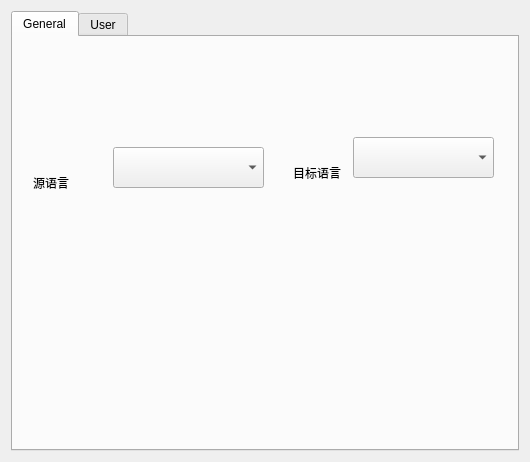
The window that src/Preference/preference.ui (ReFantasy/Alice) describes before a commit, drawn with Qt 5.
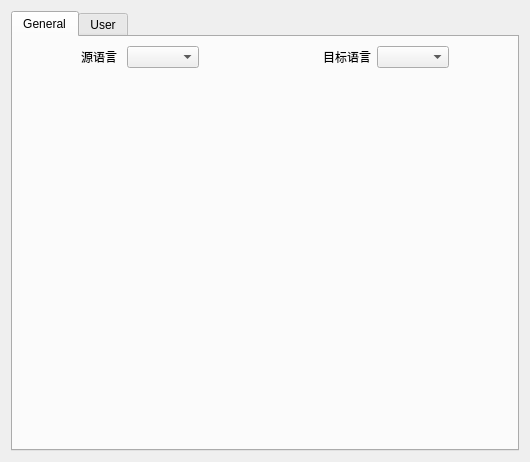
The same window after the commit.

Diff of the .ui file:
```diff
--- a/src/Preference/preference.ui
+++ b/src/Preference/preference.ui
@@ -23,52 +23,105 @@
       <attribute name="title">
        <string>General</string>
       </attribute>
-      <widget class="QComboBox" name="com_src">
-       <property name="geometry">
-        <rect>
-         <x>100</x>
-         <y>110</y>
-         <width>151</width>
-         <height>41</height>
-        </rect>
-       </property>
-      </widget>
-      <widget class="QComboBox" name="com_target">
-       <property name="geometry">
-        <rect>
-         <x>340</x>
-         <y>100</y>
-         <width>141</width>
-         <height>41</height>
-        </rect>
-       </property>
-      </widget>
-      <widget class="QLabel" name="label">
-       <property name="geometry">
-        <rect>
-         <x>20</x>
-         <y>140</y>
-         <width>54</width>
-         <height>12</height>
-        </rect>
-       </property>
-       <property name="text">
-        <string>源语言</string>
-       </property>
-      </widget>
-      <widget class="QLabel" name="label_2">
-       <property name="geometry">
-        <rect>
-         <x>280</x>
-         <y>130</y>
-         <width>54</width>
-         <height>12</height>
-        </rect>
-       </property>
-       <property name="text">
-        <string>目标语言</string>
-       </property>
-      </widget>
+      <layout class="QVBoxLayout" name="verticalLayout">
+       <item>
+        <layout class="QHBoxLayout" name="horizontalLayout_4" stretch="1,2,1,1,2,1">
+         <item>
+          <spacer name="horizontalSpacer">
+           <property name="orientation">
+            <enum>Qt::Horizontal</enum>
+           </property>
+           <property name="sizeHint" stdset="0">
+            <size>
+             <width>40</width>
+             <height>20</height>
+            </size>
+           </property>
+          </spacer>
+         </item>
+         <item>
+          <layout class="QHBoxLayout" name="horizontalLayout_2">
+           <item>
+            <widget class="QLabel" name="label">
+             <property name="text">
+              <string>源语言</string>
+             </property>
+            </widget>
+           </item>
+           <item>
+            <widget class="QComboBox" name="com_src"/>
+           </item>
+          </layout>
+         </item>
+         <item>
+          <spacer name="horizontalSpacer_4">
+           <property name="orientation">
+            <enum>Qt::Horizontal</enum>
+           </property>
+           <property name="sizeHint" stdset="0">
+            <size>
+             <width>40</width>
+             <height>20</height>
+            </size>
+           </property>
+          </spacer>
+         </item>
+         <item>
+          <spacer name="horizontalSpacer_2">
+           <property name="orientation">
+            <enum>Qt::Horizontal</enum>
+           </property>
+           <property name="sizeHint" stdset="0">
+            <size>
+             <width>40</width>
+             <height>20</height>
+            </size>
+           </property>
+          </spacer>
+         </item>
+         <item>
+          <layout class="QHBoxLayout" name="horizontalLayout_3">
+           <item>
+            <widget class="QLabel" name="label_2">
+             <property name="text">
+              <string>目标语言</string>
+             </property>
+            </widget>
+           </item>
+           <item>
+            <widget class="QComboBox" name="com_target"/>
+           </item>
+          </layout>
+         </item>
+         <item>
+          <spacer name="horizontalSpacer_3">
+           <property name="orientation">
+            <enum>Qt::Horizontal</enum>
+           </property>
+           <property name="sizeHint" stdset="0">
+            <size>
+             <width>40</width>
+             <height>20</height>
+            </size>
+           </property>
+          </spacer>
+         </item>
+        </layout>
+       </item>
+       <item>
+        <spacer name="verticalSpacer">
+         <property name="orientation">
+          <enum>Qt::Vertical</enum>
+         </property>
+         <property name="sizeHint" stdset="0">
+          <size>
+           <width>20</width>
+           <height>365</height>
+          </size>
+         </property>
+        </spacer>
+       </item>
+      </layout>
      </widget>
      <widget class="QWidget" name="tab2">
       <attribute name="title">
```
